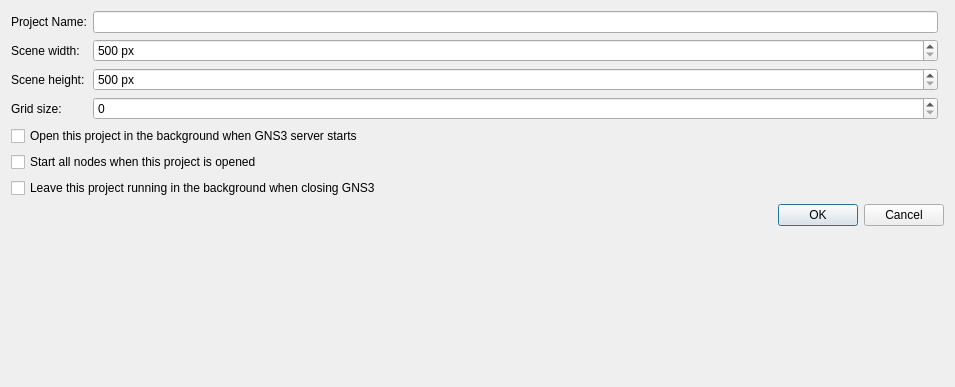
Above: gns3/ui/edit_project_dialog.ui from GNS3/gns3-gui before the change. Below: the same form after it.
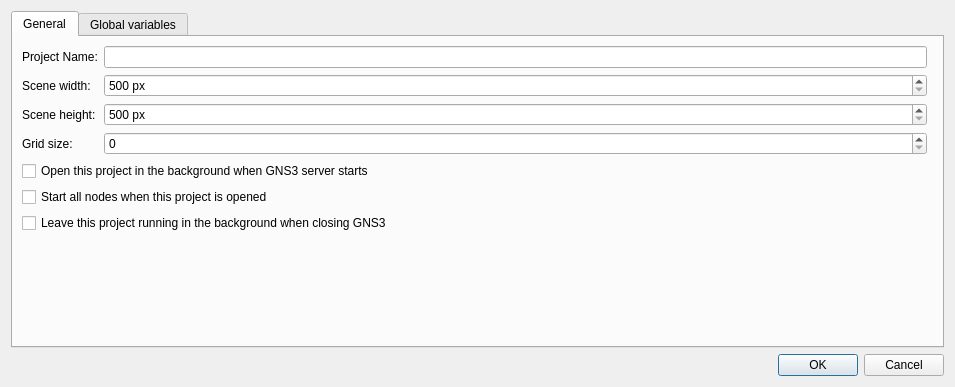
That is the form after the change.

Commit message: Global variables tab on Edit project

Diff of the .ui file:
```diff
--- a/gns3/ui/edit_project_dialog.ui
+++ b/gns3/ui/edit_project_dialog.ui
@@ -20,74 +20,94 @@
    <bool>true</bool>
   </property>
   <layout class="QGridLayout" name="gridLayout">
-   <item row="1" column="0">
+   <item row="0" column="0">
+    <widget class="QTabWidget" name="tabWidget">
+     <property name="currentIndex">
+      <number>0</number>
+     </property>
+     <widget class="QWidget" name="tab">
+      <attribute name="title">
+       <string>General</string>
+      </attribute>
+      <layout class="QGridLayout" name="gridLayout_3">
+       <item row="2" column="0">
     <widget class="QLabel" name="uiSceneWidthLabel">
      <property name="text">
       <string>Scene width:</string>
      </property>
     </widget>
    </item>
-   <item row="2" column="0">
-    <widget class="QLabel" name="uiSceneHeightLabel">
-     <property name="text">
-      <string>Scene height:</string>
-     </property>
-    </widget>
-   </item>
-   <item row="7" column="0" colspan="3">
-    <widget class="QCheckBox" name="uiProjectAutoStartCheckBox">
-     <property name="text">
-      <string>Start all nodes when this project is opened</string>
-     </property>
-    </widget>
-   </item>
-   <item row="8" column="0" colspan="3">
+       <item row="9" column="0" colspan="3">
     <widget class="QCheckBox" name="uiProjectAutoCloseCheckBox">
      <property name="text">
       <string>Leave this project running in the background when closing GNS3</string>
      </property>
     </widget>
    </item>
-   <item row="0" column="1">
-    <widget class="QLineEdit" name="uiProjectNameLineEdit"/>
-   </item>
-   <item row="0" column="0">
+       <item row="1" column="0">
     <widget class="QLabel" name="uiProjectNameLabel">
      <property name="text">
       <string>Project Name:</string>
      </property>
     </widget>
    </item>
+       <item row="2" column="1">
+        <widget class="QSpinBox" name="uiSceneWidthSpinBox">
+         <property name="suffix">
+          <string> px</string>
+         </property>
+         <property name="minimum">
+          <number>500</number>
+         </property>
+         <property name="maximum">
+          <number>1000000</number>
+         </property>
+        </widget>
+       </item>
+       <item row="4" column="1">
+        <widget class="QSpinBox" name="uiGridSizeSpinBox"/>
+       </item>
+       <item row="3" column="1">
+        <widget class="QSpinBox" name="uiSceneHeightSpinBox">
+         <property name="suffix">
+          <string> px</string>
+         </property>
+         <property name="minimum">
+          <number>500</number>
+         </property>
+         <property name="maximum">
+          <number>1000000</number>
+         </property>
+        </widget>
+       </item>
    <item row="3" column="0">
+        <widget class="QLabel" name="uiSceneHeightLabel">
+         <property name="text">
+          <string>Scene height:</string>
+         </property>
+        </widget>
+       </item>
+       <item row="1" column="1">
+        <widget class="QLineEdit" name="uiProjectNameLineEdit"/>
+       </item>
+       <item row="4" column="0">
     <widget class="QLabel" name="uiGridSizeLabel">
      <property name="text">
       <string>Grid size:</string>
      </property>
     </widget>
    </item>
-   <item row="1" column="1">
-    <widget class="QSpinBox" name="uiSceneWidthSpinBox">
-     <property name="suffix">
-      <string> px</string>
-     </property>
-     <property name="minimum">
-      <number>500</number>
-     </property>
-     <property name="maximum">
-      <number>1000000</number>
+       <item row="7" column="0" colspan="3">
+        <widget class="QCheckBox" name="uiProjectAutoOpenCheckBox">
+         <property name="text">
+          <string>Open this project in the background when GNS3 server starts</string>
      </property>
     </widget>
    </item>
-   <item row="2" column="1">
-    <widget class="QSpinBox" name="uiSceneHeightSpinBox">
-     <property name="suffix">
-      <string> px</string>
-     </property>
-     <property name="minimum">
-      <number>500</number>
-     </property>
-     <property name="maximum">
-      <number>1000000</number>
+       <item row="8" column="0" colspan="3">
+        <widget class="QCheckBox" name="uiProjectAutoStartCheckBox">
+         <property name="text">
+          <string>Start all nodes when this project is opened</string>
      </property>
     </widget>
    </item>
@@ -104,26 +124,23 @@
      </property>
     </spacer>
    </item>
-   <item row="9" column="0" colspan="3">
+      </layout>
+     </widget>
+     <widget class="QWidget" name="tab_2">
+      <attribute name="title">
+       <string>Global variables</string>
+      </attribute>
+      <layout class="QGridLayout" name="gridLayout_4"/>
+     </widget>
+    </widget>
+   </item>
+   <item row="1" column="0">
     <widget class="QDialogButtonBox" name="uiButtonBox">
-     <property name="orientation">
-      <enum>Qt::Horizontal</enum>
-     </property>
      <property name="standardButtons">
       <set>QDialogButtonBox::Cancel|QDialogButtonBox::Ok</set>
      </property>
     </widget>
    </item>
-   <item row="6" column="0" colspan="3">
-    <widget class="QCheckBox" name="uiProjectAutoOpenCheckBox">
-     <property name="text">
-      <string>Open this project in the background when GNS3 server starts</string>
-     </property>
-    </widget>
-   </item>
-   <item row="3" column="1">
-    <widget class="QSpinBox" name="uiGridSizeSpinBox"/>
-   </item>
   </layout>
  </widget>
  <resources/>
```
Lines whose indentation alone changed are shown as unchanged. The commit also changes 1 other file.
